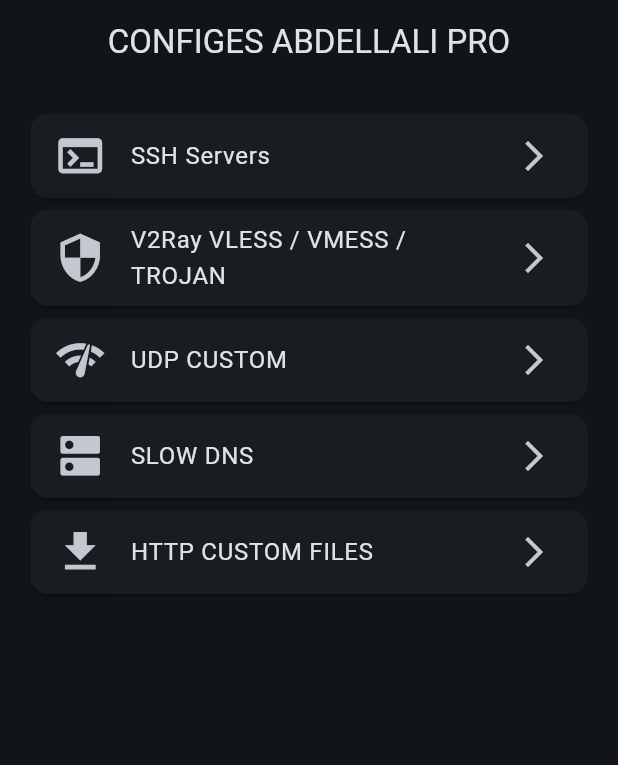
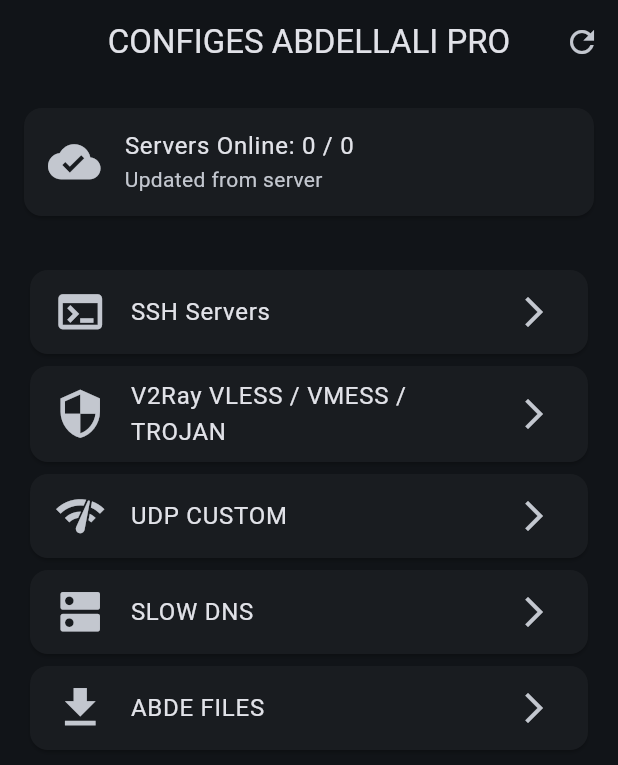
Before and after one commit to hakimfreefire2008-a11y/ABDELLALI.X.VPS, a Flutter app: the screen it shows after launch, on a phone screen of 412 x 824 dp. Shown: the top 765 px of the screen. Run offline on Flutter 3.47's test engine with Material 3 defaults, Android fonts, the phone set to English and light mode, and no system bars; our stand-ins replace share_plus; network calls fail.

Commit message:
Add server refresh and online counter

```diff
--- a/lib/screens/home_screen.dart
+++ b/lib/screens/home_screen.dart
@@ -1,4 +1,6 @@
 import 'package:flutter/material.dart';
+
+import '../services/server_service.dart';
 
 import 'ssh_screen.dart';
 import 'v2ray_screen.dart';
@@ -7,16 +9,68 @@ import 'slowdns_screen.dart';
 import 'hc_files_screen.dart';
 
 
-class HomeScreen extends StatelessWidget {
+
+class HomeScreen extends StatefulWidget {
 
   const HomeScreen({super.key});
+
+
+  @override
+  State<HomeScreen> createState() => _HomeScreenState();
+
+}
+
+
+
+class _HomeScreenState extends State<HomeScreen> {
+
+
+
+  bool loading = false;
+
+
+
+  Future<void> refreshServers() async {
+
+
+    setState(() {
+
+      loading = true;
+
+    });
+
+
+    await ServerService.loadServers();
+
+
+    setState(() {
+
+      loading = false;
+
+    });
+
+
+  }
+
 
 
   @override
   Widget build(BuildContext context) {
 
 
+    final online =
+        ServerService.servers
+            .where((s) => s.online)
+            .length;
+
+
+    final total =
+        ServerService.servers.length;
+
+
+
     final items = [
+
 
       {
         "title": "SSH Servers",
@@ -24,11 +78,13 @@ class HomeScreen extends StatelessWidget {
         "page": const SshScreen(),
       },
 
+
       {
         "title": "V2Ray VLESS / VMESS / TROJAN",
         "icon": Icons.security,
         "page": const V2RayScreen(),
       },
+
 
       {
         "title": "UDP CUSTOM",
@@ -36,90 +92,209 @@ class HomeScreen extends StatelessWidget {
         "page": const UdpScreen(),
       },
 
+
       {
         "title": "SLOW DNS",
         "icon": Icons.dns,
         "page": const SlowDnsScreen(),
       },
 
+
       {
-        "title": "HTTP CUSTOM FILES",
+        "title": "ABDE FILES",
         "icon": Icons.file_download,
         "page": const HcFilesScreen(),
       },
 
+
     ];
+
 
 
     return Scaffold(
 
+
       appBar: AppBar(
+
+
         title: const Text(
           "CONFIGES ABDELLALI PRO",
         ),
+
+
         centerTitle: true,
+
+
+        actions: [
+
+
+          IconButton(
+
+            onPressed: loading
+                ? null
+                : refreshServers,
+
+
+            icon: loading
+
+                ? const CircularProgressIndicator()
+
+                : const Icon(
+                    Icons.refresh,
+                  ),
+
+          ),
+
+
+        ],
+
+
       ),
 
 
-      body: ListView.builder(
 
-        padding: const EdgeInsets.all(16),
-
-        itemCount: items.length,
+      body: Column(
 
 
-        itemBuilder: (context,index){
+        children: [
 
 
-          return Card(
+          Card(
+
+
+            margin:
+            const EdgeInsets.all(16),
+
 
             child: ListTile(
 
-              leading: Icon(
-                items[index]["icon"] as IconData,
+
+              leading:
+              const Icon(
+                Icons.cloud_done,
                 size: 35,
               ),
 
 
-              title: Text(
-                items[index]["title"] as String,
+              title:
+              Text(
+                "Servers Online: $online / $total",
               ),
 
 
-              trailing: const Icon(
-                Icons.arrow_forward_ios,
+              subtitle:
+              const Text(
+                "Updated from server",
               ),
 
 
-              onTap: () {
+            ),
 
-                Navigator.push(
 
-                  context,
+          ),
 
-                  MaterialPageRoute(
 
-                    builder: (_) =>
-                        items[index]["page"] as Widget,
+
+          Expanded(
+
+
+            child: ListView.builder(
+
+
+              padding:
+              const EdgeInsets.all(16),
+
+
+              itemCount:
+              items.length,
+
+
+              itemBuilder:
+                  (context,index){
+
+
+
+                return Card(
+
+
+                  child: ListTile(
+
+
+                    leading:
+                    Icon(
+
+                      items[index]["icon"]
+                          as IconData,
+
+                      size: 35,
+
+                    ),
+
+
+
+                    title:
+                    Text(
+
+                      items[index]["title"]
+                          as String,
+
+                    ),
+
+
+
+                    trailing:
+                    const Icon(
+                      Icons.arrow_forward_ios,
+                    ),
+
+
+
+                    onTap: (){
+
+
+                      Navigator.push(
+
+                        context,
+
+                        MaterialPageRoute(
+
+                          builder: (_) =>
+                          items[index]["page"]
+                              as Widget,
+
+                        ),
+
+                      );
+
+
+                    },
+
 
                   ),
 
+
                 );
+
 
               },
 
 
             ),
 
-          );
+
+          ),
 
 
-        },
+        ],
+
 
       ),
 
+
     );
+
 
   }
 
+
 }
```
